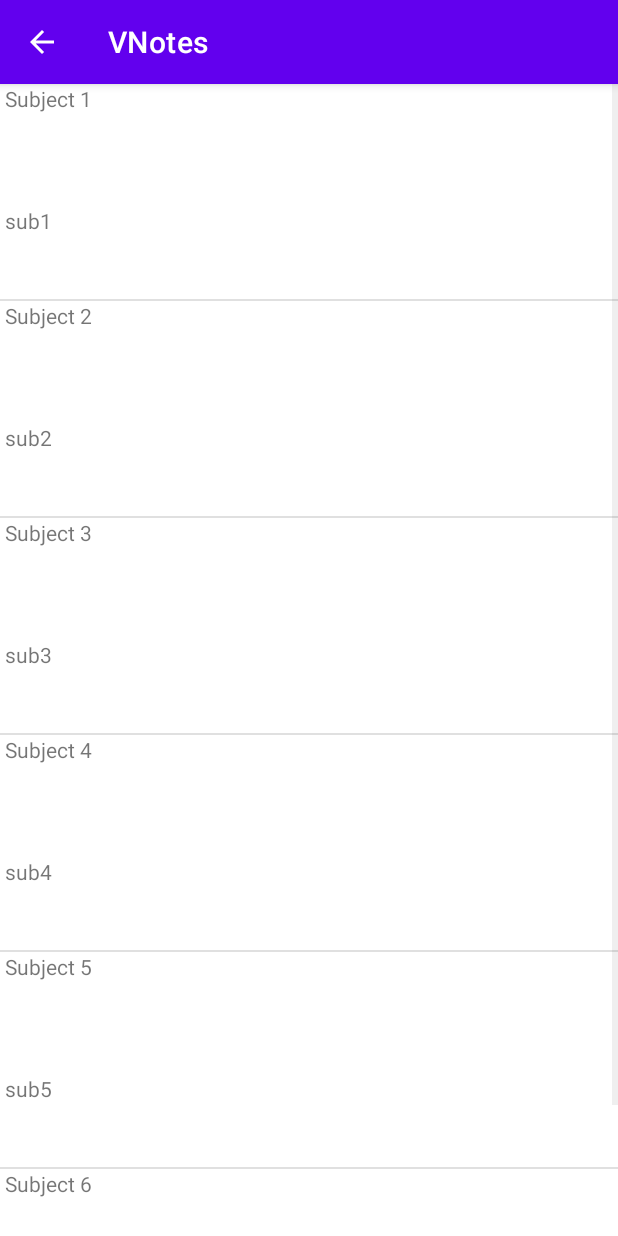
After one commit to PradeepBaipadithaya/Vnotes, an Android app: the third_page screen opened directly, with no data from a screen before it, on a phone screen of 412 x 824 dp. The commit adds this screen. Run offline under Robolectric (Android 15) with nearby library versions, the phone set to English and light mode, and no system bars.

Commit message:
Next Updated Files

```diff
--- /dev/null
+++ b/app/src/main/java/com/example/vnotes/subject.java
@@ -0,0 +1,27 @@
+package com.example.vnotes;
+
+public class subject {
+    String sub_name;
+    String sub_code;
+
+    public subject(String sub_name, String sub_code) {
+        this.sub_name = sub_name;
+        this.sub_code = sub_code;
+    }
+
+    public String getSub_name() {
+        return sub_name;
+    }
+
+    public void setSub_name(String sub_name) {
+        this.sub_name = sub_name;
+    }
+
+    public String getSub_code() {
+        return sub_code;
+    }
+
+    public void setSub_code(String sub_code) {
+        this.sub_code = sub_code;
+    }
+}
--- /dev/null
+++ b/app/src/main/java/com/example/vnotes/subject_custom_adapter.java
@@ -0,0 +1,42 @@
+package com.example.vnotes;
+
+import android.content.Context;
+import android.view.LayoutInflater;
+import android.view.View;
+import android.view.ViewGroup;
+import android.widget.ArrayAdapter;
+
+import android.widget.TextView;
+
+import androidx.annotation.NonNull;
+import androidx.annotation.Nullable;
+
+
+import java.util.ArrayList;
+
+public class subject_custom_adapter extends ArrayAdapter<subject> {
+    public Context mContext;
+    public int mResource;
+    public subject_custom_adapter(@NonNull Context context, int resource, @NonNull ArrayList<subject> objects) {
+        super(context, resource, objects);
+        this.mContext = context;
+        this.mResource = resource;
+    }
+
+
+    @NonNull
+    @Override
+    public View getView(int position, @Nullable View convertView, @NonNull ViewGroup parent) {
+        if(convertView == null){
+            convertView = LayoutInflater.from(getContext()).inflate(R.layout.third_page,parent,false);
+        }
+
+        TextView sub_name = convertView.findViewById(R.id.sub_name);
+        TextView sub_code= convertView.findViewById(R.id.sub_code);
+        sub_name.setText(getItem(position).getSub_name());
+        sub_code.setText(getItem(position).getSub_code());
+
+        return convertView;
+    }
+
+}
--- /dev/null
+++ b/app/src/main/java/com/example/vnotes/third_page.java
@@ -0,0 +1,62 @@
+package com.example.vnotes;
+
+import android.content.Intent;
+import android.os.Bundle;
+import android.view.View;
+import android.widget.AdapterView;
+
+import android.widget.ListView;
+import android.widget.Toast;
+
+import androidx.annotation.Nullable;
+import androidx.appcompat.app.AppCompatActivity;
+
+import java.util.ArrayList;
+
+public class third_page extends AppCompatActivity {
+    ListView listView;
+
+    @Override
+    protected void onCreate(@Nullable Bundle savedInstanceState) {
+        super.onCreate(savedInstanceState);
+        setContentView(R.layout.activity_third_page);
+
+        String sem_selected = getIntent().getStringExtra("course_sem");
+//        System.out.println(course_selected);
+        Toast.makeText(this, ""+sem_selected, Toast.LENGTH_LONG).show();
+
+        listView = findViewById(R.id.third_page_listview);
+        ArrayList<subject> sub_arrayList = new ArrayList<>();
+        sub_arrayList.add(new subject("Subject 1","sub1"));
+        sub_arrayList.add(new subject("Subject 2","sub2"));
+        sub_arrayList.add(new subject("Subject 3","sub3"));
+        sub_arrayList.add(new subject("Subject 4","sub4"));
+        sub_arrayList.add(new subject("Subject 5","sub5"));
+        sub_arrayList.add(new subject("Subject 6","sub6"));
+
+
+        subject_custom_adapter custom_adapter = new subject_custom_adapter(this, R.layout.third_page,sub_arrayList);
+        listView.setAdapter((custom_adapter));
+        listView.setClickable(true);
+        listView.setOnItemClickListener(new AdapterView.OnItemClickListener() {
+            @Override
+            public void onItemClick(AdapterView<?> adapterView, View view, int position, long l) {
+                Intent intent = new Intent(third_page.this, fourth_page.class);
+                String subject = listView.getItemAtPosition(position).toString();
+                startActivity(intent);
+            }
+        });
+//        listView = findViewById(R.id.third_page_listview);
+//        ArrayList<String> subject = new ArrayList<>();
+//
+//        subject.add("Subject 3");
+//        subject.add("Subject 1");
+//        subject.add("Subject 3");
+//        subject.add("Subject 4");
+//        subject.add("Subject 5");
+//        subject.add("Subject 6");
+//
+//        ArrayAdapter<String> arrayAdapter = new ArrayAdapter<String>(this, android.R.layout.simple_list_item_1,subject);
+//        listView.setAdapter(arrayAdapter);
+    }
+}
--- /dev/null
+++ b/app/src/main/res/layout/activity_third_page.xml
@@ -0,0 +1,16 @@
+<?xml version="1.0" encoding="utf-8"?>
+<androidx.constraintlayout.widget.ConstraintLayout xmlns:android="http://schemas.android.com/apk/res/android"
+    xmlns:app="http://schemas.android.com/apk/res-auto"
+    android:layout_width="match_parent"
+    android:layout_height="match_parent">
+
+    <ListView
+        android:id="@+id/third_page_listview"
+        android:layout_width="match_parent"
+        android:layout_height="match_parent"
+        app:layout_constraintBottom_toBottomOf="parent"
+        app:layout_constraintEnd_toEndOf="parent"
+        app:layout_constraintHorizontal_bias="0.5"
+        app:layout_constraintStart_toStartOf="parent"
+        app:layout_constraintTop_toTopOf="parent" />
+</androidx.constraintlayout.widget.ConstraintLayout>
--- /dev/null
+++ b/app/src/main/res/layout/third_page.xml
@@ -0,0 +1,32 @@
+<?xml version="1.0" encoding="utf-8"?>
+<androidx.constraintlayout.widget.ConstraintLayout xmlns:android="http://schemas.android.com/apk/res/android"
+    xmlns:app="http://schemas.android.com/apk/res-auto"
+    xmlns:tools="http://schemas.android.com/tools"
+    android:layout_width="match_parent"
+    android:layout_height="match_parent">
+
+    <LinearLayout
+        android:layout_width="405dp"
+        android:layout_height="143dp"
+        android:orientation="vertical"
+        app:layout_constraintBottom_toBottomOf="parent"
+        app:layout_constraintEnd_toEndOf="parent"
+        app:layout_constraintHorizontal_bias="0.5"
+        app:layout_constraintStart_toStartOf="parent"
+        app:layout_constraintTop_toTopOf="parent">
+
+        <TextView
+            android:id="@+id/sub_name"
+            android:layout_width="match_parent"
+            android:layout_height="60dp"
+            android:layout_weight="1"
+            android:text="TextView" />
+
+        <TextView
+            android:id="@+id/sub_code"
+            android:layout_width="match_parent"
+            android:layout_height="40dp"
+            android:layout_weight="1"
+            android:text="TextView" />
+    </LinearLayout>
+</androidx.constraintlayout.widget.ConstraintLayout>
```
Also changed, not shown: app/src/main/AndroidManifest.xml (+8 -3 lines), app/src/main/java/com/example/vnotes/MainActivity.java (+6 -2 lines), app/src/main/java/com/example/vnotes/fourth_page.java (added, +44 -0 lines), app/src/main/java/com/example/vnotes/second_page.java (+23 -0 lines), app/src/main/res/layout/fourth_page.xml (added, +17 -0 lines).
